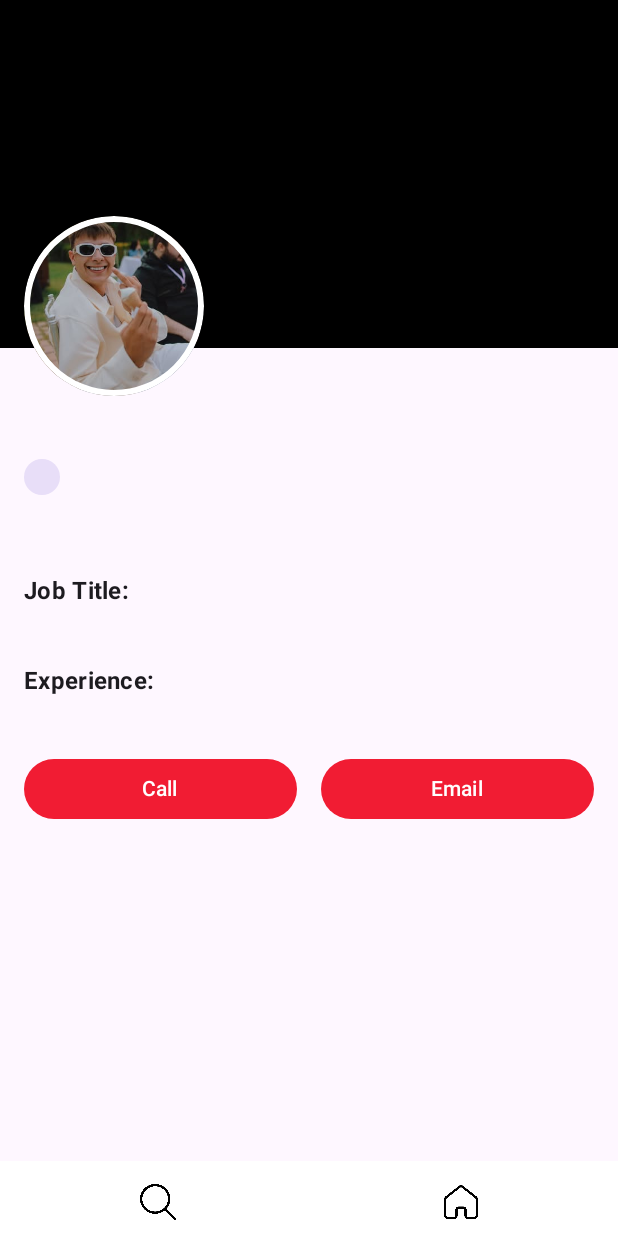
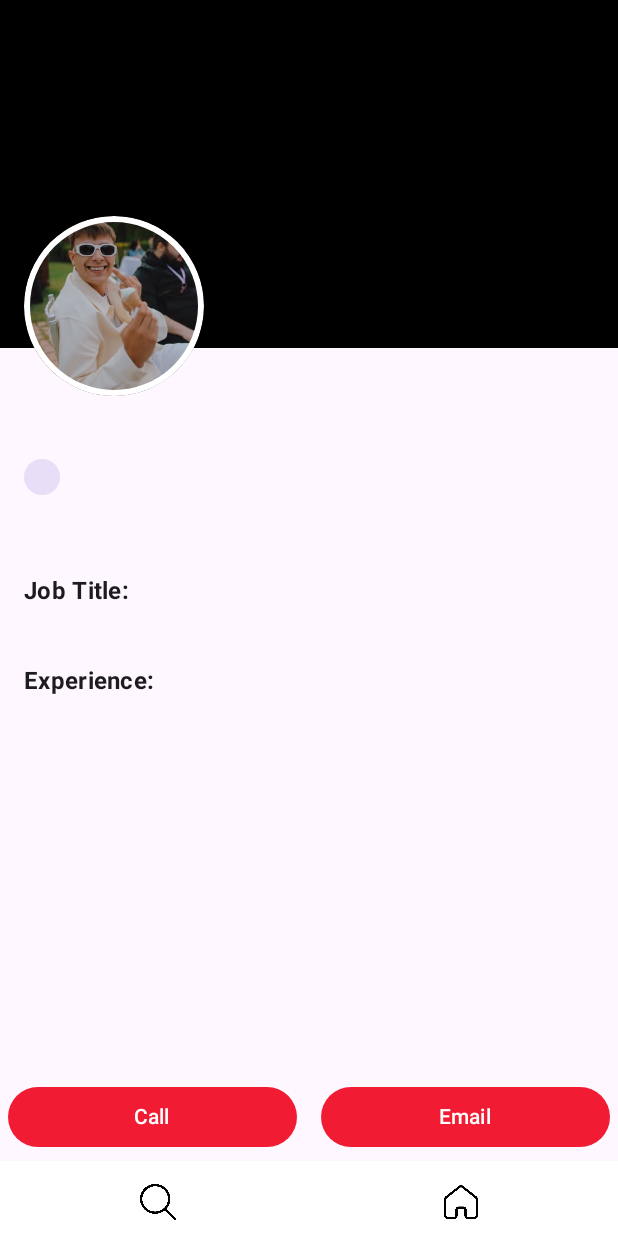
Before and after one commit to panos1b/EstiaSeek-Android-App, an Android app built with Jetpack Compose: the ApplicantProfile screen opened through its navigation route, on a phone screen of 412 x 824 dp. Run offline under Robolectric (Android 15) with nearby library versions, the phone set to English and light mode, and no system bars; our stand-ins replace Room's generated code; 1 statement that could not run was skipped.

Commit message:
esthetic changes

```diff
--- a/app/src/main/java/com/example/estiaseek/ui/profile/ApplicantProfile.kt
+++ b/app/src/main/java/com/example/estiaseek/ui/profile/ApplicantProfile.kt
@@ -38,6 +38,7 @@ import androidx.compose.ui.draw.clip
 import androidx.compose.ui.graphics.Color
 import androidx.compose.ui.layout.ContentScale
 import androidx.compose.ui.platform.LocalContext
+import androidx.compose.ui.res.painterResource
 import androidx.compose.ui.text.font.FontWeight
 import androidx.compose.ui.tooling.preview.Preview
 import androidx.compose.ui.unit.dp
@@ -48,7 +49,7 @@ import androidx.media3.exoplayer.ExoPlayer
 import androidx.media3.ui.AspectRatioFrameLayout
 import androidx.media3.ui.PlayerView
 import androidx.navigation.NavController
-import coil.compose.rememberAsyncImagePainter
+import com.example.estiaseek.R
 import com.example.estiaseek.ui.components.BottomNavigationBar
 import com.example.estiaseek.ui.components.byteArrayToImageBitmap
 import com.example.estiaseek.ui.navigation.NavigationHelper
@@ -59,19 +60,11 @@ import com.example.estiaseek.ui.viewmodels.ProfileViewModel
 @Composable
 fun ApplicantProfile(
     profileViewModel: ProfileViewModel,
-    navController: NavController
+    navController: NavController,
 ) {
-    Scaffold(
-        bottomBar = {
-            BottomNavigationBar(
-                onSearchIconClicked = { navController.navigate(NavigationHelper.Search.name) },
-                onStartIconClicked = { navController.navigate(NavigationHelper.Start.name) }
-            )
-        }
-    ) { paddingValues ->
-        Column(modifier = Modifier.padding(0.dp).padding(paddingValues)) {
     val context = LocalContext.current
     val profileViewState by profileViewModel.profileViewState.collectAsState()
+    var isMuted by remember { mutableStateOf(true) } // Track mute state
 
     // Remember ExoPlayer instance
     val exoPlayer = remember {
@@ -83,8 +76,6 @@ fun ApplicantProfile(
         }
     }
 
-            var isMuted by remember { mutableStateOf(true) } // Track mute state
-
     // Dispose of ExoPlayer correctly
     DisposableEffect(Unit) {
         onDispose {
@@ -92,9 +83,30 @@ fun ApplicantProfile(
         }
     }
 
+
+    // Dispose of ExoPlayer when the composable is disposed
+    DisposableEffect(exoPlayer) {
+        onDispose {
+            exoPlayer.release()
+        }
+    }
+
+    Scaffold(
+        bottomBar = {
+            BottomNavigationBar(
+                onSearchIconClicked = { navController.navigate(NavigationHelper.Search.name) },
+                onStartIconClicked = { navController.navigate(NavigationHelper.Start.name) }
+            )
+        }
+    ) { paddingValues ->
+        Box(
+            modifier = Modifier
+                .fillMaxSize()
+        ) {
             Column(
                 modifier = Modifier
                     .fillMaxSize()
+                    .padding(0.dp)
                     .background(MaterialTheme.colorScheme.background)
                     .verticalScroll(rememberScrollState())
             ) {
@@ -121,7 +133,8 @@ fun ApplicantProfile(
 
                     val imageBitmap = byteArrayToImageBitmap(profileViewState.photoData)
                     val title = profileViewState.username
-                    val contentDescription = title.takeIf { imageBitmap != null } ?: "Placeholder"
+                    val contentDescription =
+                        title.takeIf { imageBitmap != null } ?: "Placeholder"
                     imageBitmap?.let { bitmap ->
                         Image(
                             bitmap = bitmap,
@@ -136,8 +149,8 @@ fun ApplicantProfile(
                         )
                     } ?: run {
                         Image(
-                            painter = rememberAsyncImagePainter("file:///android_asset/images/lilpop.jpg"),
-                            contentDescription = "com.example.estiaseek.ui.profile.Profile Picture",
+                            painter = painterResource(id = R.drawable.lilpop),
+                            contentDescription = "Profile Picture",
                             contentScale = ContentScale.Crop,
                             modifier = Modifier
                                 .align(Alignment.BottomStart)
@@ -210,6 +223,17 @@ fun ApplicantProfile(
                         style = MaterialTheme.typography.bodyMedium
                     )
 
+                }
+            }
+
+
+            Column(
+                modifier = Modifier
+                    .align(Alignment.BottomCenter)
+                    .padding(paddingValues)
+                    .padding(5.dp),
+                verticalArrangement = Arrangement.spacedBy(8.dp) // Optional spacing between elements
+            ) {
                 // Contact Section
                 Row(
                     modifier = Modifier
@@ -248,14 +272,6 @@ fun ApplicantProfile(
                 }
             }
         }
-
-            // Dispose of ExoPlayer when the composable is disposed
-            DisposableEffect(exoPlayer) {
-                onDispose {
-                    exoPlayer.release()
-                }
-            }
-        }
     }
 }
 
```
Also changed, not shown: app/src/main/java/com/example/estiaseek/ui/search/ResultsScreen.kt (+9 -5 lines), app/src/main/res/drawable/lilpop.jpg (renamed from app/src/main/assets/images/lilpop.jpg). Lines whose indentation alone changed are shown as unchanged.
